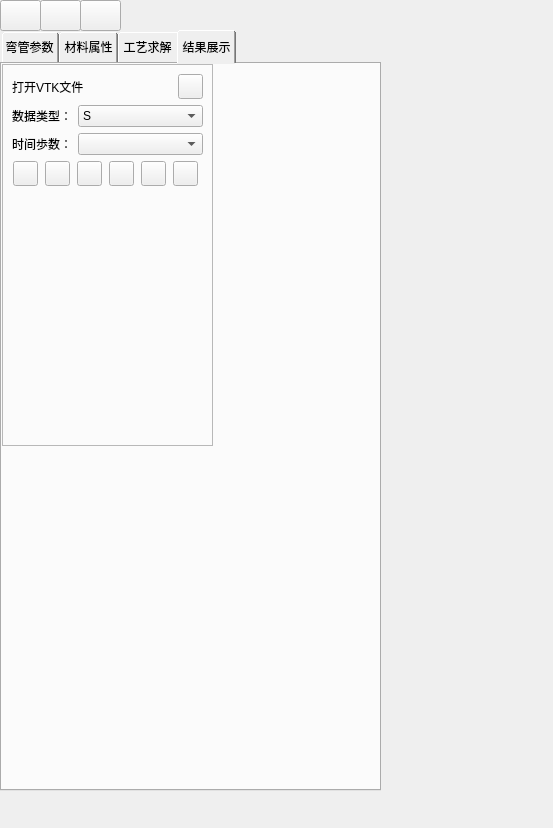
Above: FENGSim/Elbows/ElbowsDockWidget.ui from OpenDigitalTwin-Dev/FENGSimUI before the change. Below: the same form after it.
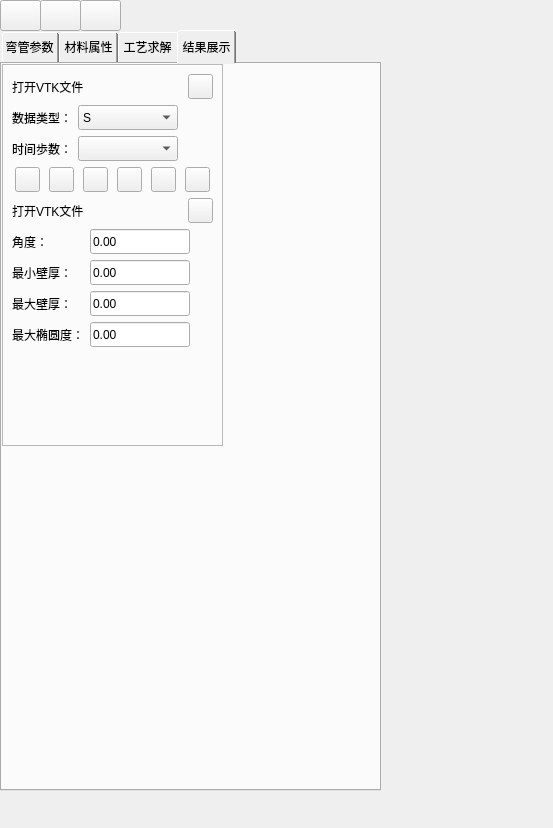
That is the form after the change. Icons and pictures are not drawn.

The edit to the form file:
```diff
--- a/FENGSim/Elbows/ElbowsDockWidget.ui
+++ b/FENGSim/Elbows/ElbowsDockWidget.ui
@@ -1155,7 +1155,7 @@
       <rect>
        <x>0</x>
        <y>0</y>
-       <width>211</width>
+       <width>221</width>
        <height>382</height>
       </rect>
      </property>
@@ -1222,6 +1222,18 @@
        <layout class="QFormLayout" name="formLayout_4">
         <item row="0" column="1">
          <widget class="QComboBox" name="comboBox_dataType">
+          <property name="minimumSize">
+           <size>
+            <width>100</width>
+            <height>25</height>
+           </size>
+          </property>
+          <property name="maximumSize">
+           <size>
+            <width>100</width>
+            <height>25</height>
+           </size>
+          </property>
           <item>
            <property name="text">
             <string>S</string>
@@ -1268,7 +1280,20 @@
          </widget>
         </item>
         <item row="0" column="1">
-         <widget class="QComboBox" name="comboBox_timeStep"/>
+         <widget class="QComboBox" name="comboBox_timeStep">
+          <property name="minimumSize">
+           <size>
+            <width>100</width>
+            <height>25</height>
+           </size>
+          </property>
+          <property name="maximumSize">
+           <size>
+            <width>100</width>
+            <height>25</height>
+           </size>
+          </property>
+         </widget>
         </item>
        </layout>
       </item>
@@ -1414,6 +1439,166 @@
         </item>
        </layout>
       </item>
+      <item>
+       <layout class="QHBoxLayout" name="horizontalLayout_3">
+        <item>
+         <widget class="QLabel" name="label_31">
+          <property name="font">
+           <font>
+            <pointsize>9</pointsize>
+           </font>
+          </property>
+          <property name="text">
+           <string>打开VTK文件</string>
+          </property>
+         </widget>
+        </item>
+        <item>
+         <spacer name="horizontalSpacer_3">
+          <property name="orientation">
+           <enum>Qt::Horizontal</enum>
+          </property>
+          <property name="sizeHint" stdset="0">
+           <size>
+            <width>40</width>
+            <height>20</height>
+           </size>
+          </property>
+         </spacer>
+        </item>
+        <item>
+         <widget class="QPushButton" name="pushButton_openVTKlast">
+          <property name="minimumSize">
+           <size>
+            <width>25</width>
+            <height>25</height>
+           </size>
+          </property>
+          <property name="maximumSize">
+           <size>
+            <width>25</width>
+            <height>25</height>
+           </size>
+          </property>
+          <property name="text">
+           <string/>
+          </property>
+          <property name="icon">
+           <iconset resource="../MainWindow.qrc">
+            <normaloff>:/main_wind/figure/main_wind/open.png</normaloff>:/main_wind/figure/main_wind/open.png</iconset>
+          </property>
+         </widget>
+        </item>
+       </layout>
+      </item>
+      <item>
+       <layout class="QFormLayout" name="formLayout_6">
+        <item row="0" column="0">
+         <widget class="QLabel" name="label_32">
+          <property name="text">
+           <string>角度：</string>
+          </property>
+         </widget>
+        </item>
+        <item row="1" column="0">
+         <widget class="QLabel" name="label_33">
+          <property name="text">
+           <string>最小壁厚：</string>
+          </property>
+         </widget>
+        </item>
+        <item row="2" column="0">
+         <widget class="QLabel" name="label_34">
+          <property name="text">
+           <string>最大壁厚：</string>
+          </property>
+         </widget>
+        </item>
+        <item row="3" column="0">
+         <widget class="QLabel" name="label_35">
+          <property name="text">
+           <string>最大椭圆度：</string>
+          </property>
+         </widget>
+        </item>
+        <item row="0" column="1">
+         <widget class="QLineEdit" name="lineEdit_ReboundAngle">
+          <property name="minimumSize">
+           <size>
+            <width>100</width>
+            <height>25</height>
+           </size>
+          </property>
+          <property name="maximumSize">
+           <size>
+            <width>100</width>
+            <height>25</height>
+           </size>
+          </property>
+          <property name="text">
+           <string>0.00</string>
+          </property>
+         </widget>
+        </item>
+        <item row="1" column="1">
+         <widget class="QLineEdit" name="lineEdit_MinThickness">
+          <property name="minimumSize">
+           <size>
+            <width>100</width>
+            <height>25</height>
+           </size>
+          </property>
+          <property name="maximumSize">
+           <size>
+            <width>100</width>
+            <height>25</height>
+           </size>
+          </property>
+          <property name="text">
+           <string>0.00</string>
+          </property>
+         </widget>
+        </item>
+        <item row="2" column="1">
+         <widget class="QLineEdit" name="lineEdit_MaxThickness">
+          <property name="minimumSize">
+           <size>
+            <width>100</width>
+            <height>25</height>
+           </size>
+          </property>
+          <property name="maximumSize">
+           <size>
+            <width>100</width>
+            <height>25</height>
+           </size>
+          </property>
+          <property name="text">
+           <string>0.00</string>
+          </property>
+         </widget>
+        </item>
+        <item row="3" column="1">
+         <widget class="QLineEdit" name="lineEdit_MaxOvality">
+          <property name="minimumSize">
+           <size>
+            <width>100</width>
+            <height>25</height>
+           </size>
+          </property>
+          <property name="maximumSize">
+           <size>
+            <width>100</width>
+            <height>25</height>
+           </size>
+          </property>
+          <property name="text">
+           <string>0.00</string>
+          </property>
+         </widget>
+        </item>
+       </layout>
+      </item>
       <item>
        <spacer name="verticalSpacer">
         <property name="orientation">
```
